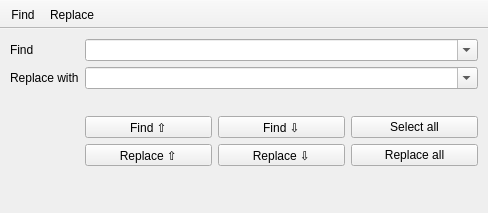
notepadqq/notepadqq, file src/ui/frmsearchreplace.ui: the form before one commit.
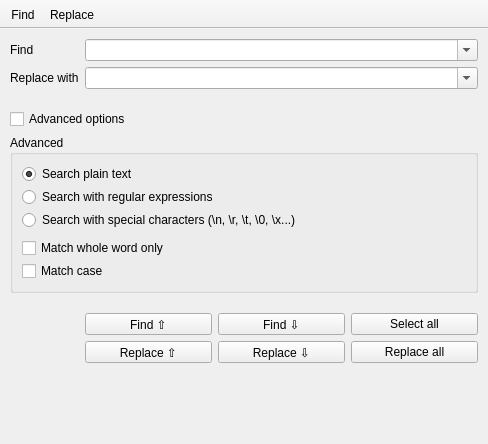
The form after the commit. Icons and pictures are not drawn.

Commit message: Added 'advanced search options' in search UI (not implemented yet)

Patch:
```diff
--- a/src/ui/frmsearchreplace.ui
+++ b/src/ui/frmsearchreplace.ui
@@ -7,7 +7,7 @@
     <x>0</x>
     <y>0</y>
     <width>488</width>
-    <height>213</height>
+    <height>444</height>
    </rect>
   </property>
   <property name="windowTitle">
@@ -34,6 +34,33 @@
     <property name="bottomMargin">
      <number>10</number>
     </property>
+    <item row="1" column="0">
+     <layout class="QHBoxLayout" name="horizontalLayout">
+      <item>
+       <widget class="QLabel" name="label">
+        <property name="text">
+         <string>Find</string>
+        </property>
+       </widget>
+      </item>
+      <item>
+       <spacer name="horizontalSpacer">
+        <property name="orientation">
+         <enum>Qt::Horizontal</enum>
+        </property>
+        <property name="sizeType">
+         <enum>QSizePolicy::Fixed</enum>
+        </property>
+        <property name="sizeHint" stdset="0">
+         <size>
+          <width>40</width>
+          <height>10</height>
+         </size>
+        </property>
+       </spacer>
+      </item>
+     </layout>
+    </item>
     <item row="1" column="1">
      <widget class="QComboBox" name="cmbSearch">
       <property name="editable">
@@ -62,6 +89,29 @@
      </widget>
     </item>
     <item row="3" column="1">
+     <spacer name="verticalSpacer_2">
+      <property name="orientation">
+       <enum>Qt::Vertical</enum>
+      </property>
+      <property name="sizeType">
+       <enum>QSizePolicy::Minimum</enum>
+      </property>
+      <property name="sizeHint" stdset="0">
+       <size>
+        <width>20</width>
+        <height>8</height>
+       </size>
+      </property>
+     </spacer>
+    </item>
+    <item row="4" column="0" colspan="2">
+     <widget class="QCheckBox" name="chkShowAdvanced">
+      <property name="text">
+       <string>Advanced options</string>
+      </property>
+     </widget>
+    </item>
+    <item row="6" column="1">
      <spacer name="verticalSpacer">
       <property name="orientation">
        <enum>Qt::Vertical</enum>
@@ -72,12 +122,12 @@
       <property name="sizeHint" stdset="0">
        <size>
         <width>20</width>
-        <height>15</height>
+        <height>8</height>
        </size>
       </property>
      </spacer>
     </item>
-    <item row="4" column="1">
+    <item row="7" column="1">
      <layout class="QGridLayout" name="gridLayout">
       <item row="0" column="1">
        <widget class="QPushButton" name="btnFindNext">
@@ -147,32 +197,71 @@
       </item>
      </layout>
     </item>
+    <item row="5" column="0" colspan="2">
+     <widget class="QGroupBox" name="groupAdvanced">
+      <property name="title">
+       <string>Advanced</string>
+      </property>
+      <layout class="QGridLayout" name="gridLayout_2">
+       <property name="verticalSpacing">
+        <number>3</number>
+       </property>
+       <item row="0" column="0">
+        <widget class="QRadioButton" name="radSearchPlainText">
+         <property name="text">
+          <string>Search plain text</string>
+         </property>
+         <property name="checked">
+          <bool>true</bool>
+         </property>
+        </widget>
+       </item>
     <item row="1" column="0">
-     <layout class="QHBoxLayout" name="horizontalLayout">
-      <item>
-       <widget class="QLabel" name="label">
+        <widget class="QRadioButton" name="radSearchWithRegex">
         <property name="text">
-         <string>Find</string>
+          <string>Search with regular expressions</string>
         </property>
        </widget>
       </item>
-      <item>
-       <spacer name="horizontalSpacer">
+       <item row="2" column="0">
+        <widget class="QRadioButton" name="radSearchWithSpecialChars">
+         <property name="text">
+          <string>Search with special characters (\n, \r, \t, \0, \x...)</string>
+         </property>
+        </widget>
+       </item>
+       <item row="3" column="0">
+        <spacer name="verticalSpacer_3">
         <property name="orientation">
-         <enum>Qt::Horizontal</enum>
+          <enum>Qt::Vertical</enum>
         </property>
         <property name="sizeType">
-         <enum>QSizePolicy::Fixed</enum>
+          <enum>QSizePolicy::Minimum</enum>
         </property>
         <property name="sizeHint" stdset="0">
          <size>
-          <width>40</width>
-          <height>10</height>
+           <width>20</width>
+           <height>5</height>
          </size>
         </property>
        </spacer>
       </item>
-     </layout>
+       <item row="4" column="0">
+        <widget class="QCheckBox" name="checkBox">
+         <property name="text">
+          <string>Match whole word only</string>
+         </property>
+        </widget>
+       </item>
+       <item row="5" column="0">
+        <widget class="QCheckBox" name="checkBox_2">
+         <property name="text">
+          <string>Match case</string>
+         </property>
+        </widget>
+       </item>
+      </layout>
+     </widget>
     </item>
    </layout>
   </widget>
```
Lines whose indentation alone changed are shown as unchanged. The commit also changes 2 other files.
